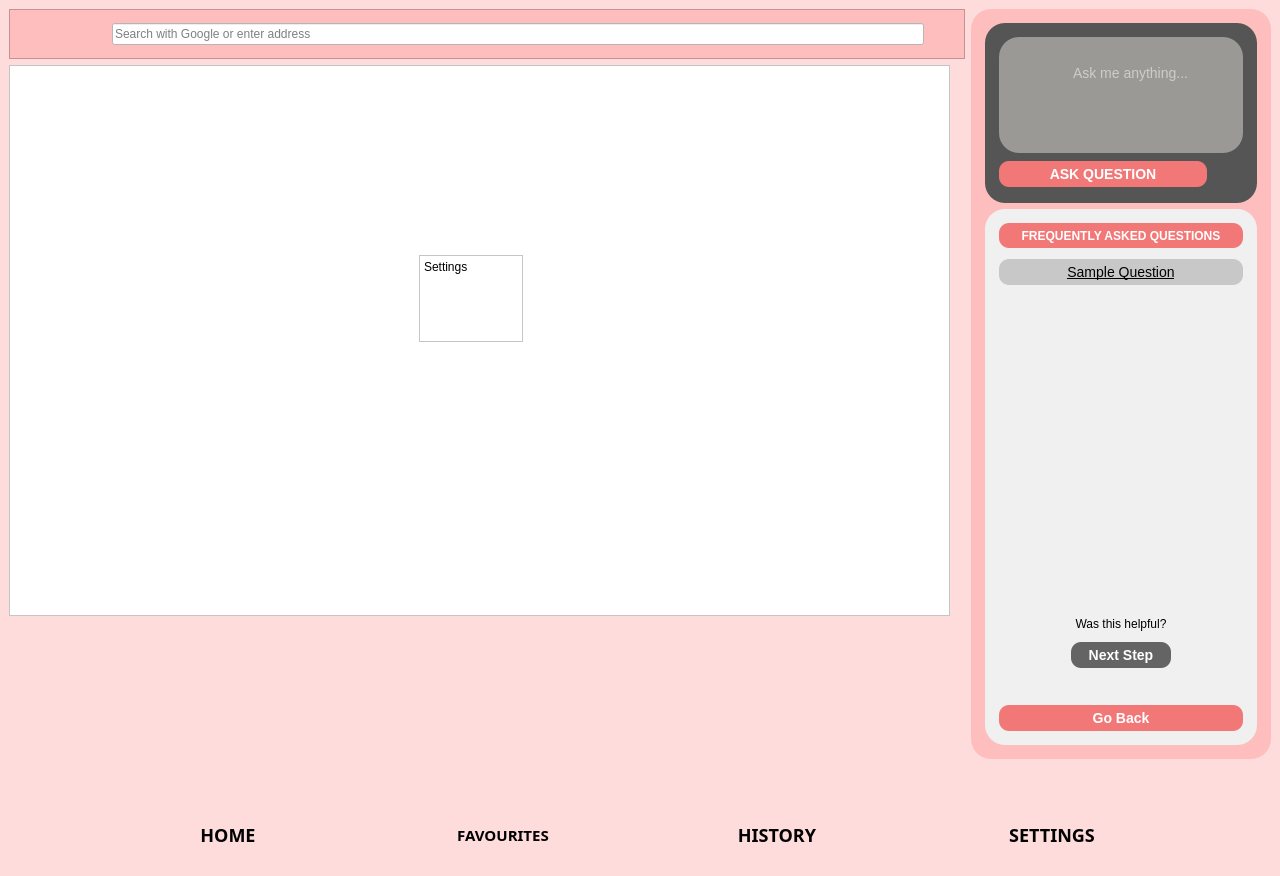
Qt form assets/UI/MainPage.ui (AlexShem247/wise-browse) before a commit.
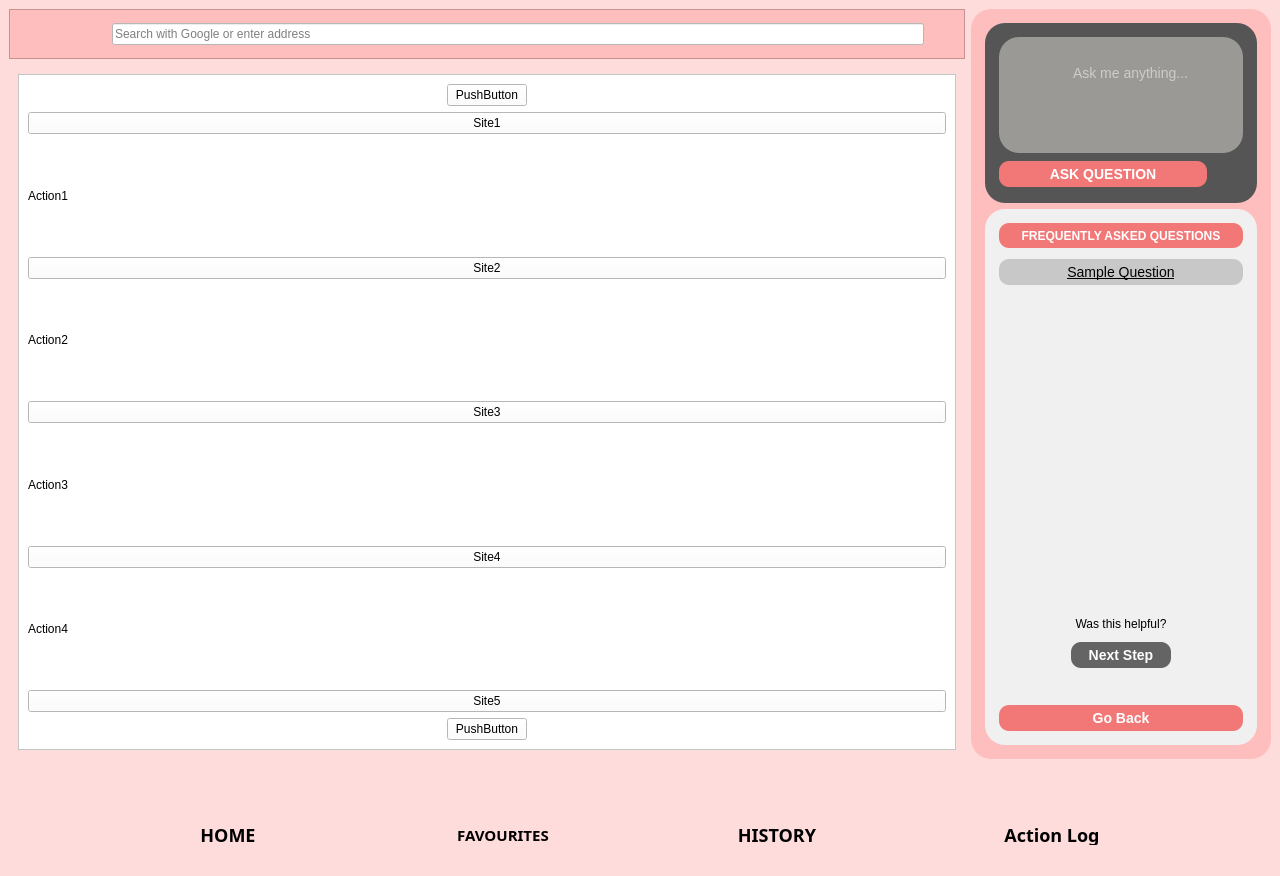
The same form after that commit. The open tabs and pages were chosen to show the change.

Commit message: [as4322] MainPage.ui, WebBrowser.py: replaced settings page with action log page

What changed in the file:
```diff
--- a/assets/UI/MainPage.ui
+++ b/assets/UI/MainPage.ui
@@ -4094,48 +4094,6 @@
                 </item>
                </layout>
               </widget>
-              <widget class="QWidget" name="settingsPage">
-               <widget class="QFrame" name="settingsFrame">
-                <property name="geometry">
-                 <rect>
-                  <x>0</x>
-                  <y>0</y>
-                  <width>941</width>
-                  <height>551</height>
-                 </rect>
-                </property>
-                <property name="styleSheet">
-                 <string notr="true">background-color: white;</string>
-                </property>
-                <property name="frameShape">
-                 <enum>QFrame::StyledPanel</enum>
-                </property>
-                <property name="frameShadow">
-                 <enum>QFrame::Raised</enum>
-                </property>
-                <widget class="QTextEdit" name="textEdit">
-                 <property name="geometry">
-                  <rect>
-                   <x>410</x>
-                   <y>190</y>
-                   <width>104</width>
-                   <height>87</height>
-                  </rect>
-                 </property>
-                 <property name="html">
-                  <string>&lt;!DOCTYPE HTML PUBLIC &quot;-//W3C//DTD HTML 4.0//EN&quot; &quot;http://www.w3.org/TR/REC-html40/strict.dtd&quot;&gt;
-&lt;html&gt;&lt;head&gt;&lt;meta name=&quot;qrichtext&quot; content=&quot;1&quot; /&gt;&lt;meta charset=&quot;utf-8&quot; /&gt;&lt;style type=&quot;text/css&quot;&gt;
-p, li { white-space: pre-wrap; }
-hr { height: 1px; border-width: 0; }
-li.unchecked::marker { content: &quot;\2610&quot;; }
-li.checked::marker { content: &quot;\2612&quot;; }
-&lt;/style&gt;&lt;/head&gt;&lt;body style=&quot; font-family:'Segoe UI'; font-size:9pt; font-weight:400; font-style:normal;&quot;&gt;
-&lt;p style=&quot; margin-top:0px; margin-bottom:0px; margin-left:0px; margin-right:0px; -qt-block-indent:0; text-indent:0px;&quot;&gt;Settings&lt;/p&gt;
-&lt;p style=&quot;-qt-paragraph-type:empty; margin-top:0px; margin-bottom:0px; margin-left:0px; margin-right:0px; -qt-block-indent:0; text-indent:0px;&quot;&gt;&lt;br /&gt;&lt;/p&gt;&lt;/body&gt;&lt;/html&gt;</string>
-                 </property>
-                </widget>
-               </widget>
-              </widget>
               <widget class="QWidget" name="actionLogPage">
                <layout class="QVBoxLayout" name="verticalLayout_2">
                 <item>
@@ -5368,7 +5326,7 @@
 font-family: sans-serif;</string>
          </property>
          <property name="text">
-          <string>SETTINGS</string>
+          <string>Action Log</string>
          </property>
          <property name="alignment">
           <set>Qt::AlignCenter</set>
```
Left out of the diff: 10 changed lines with no effect on the pictures. The commit also changes 5 other files.
